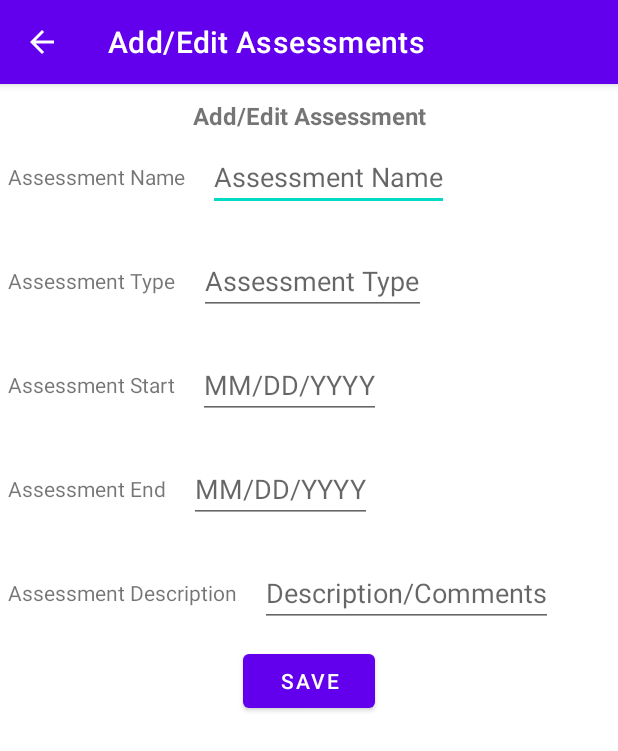
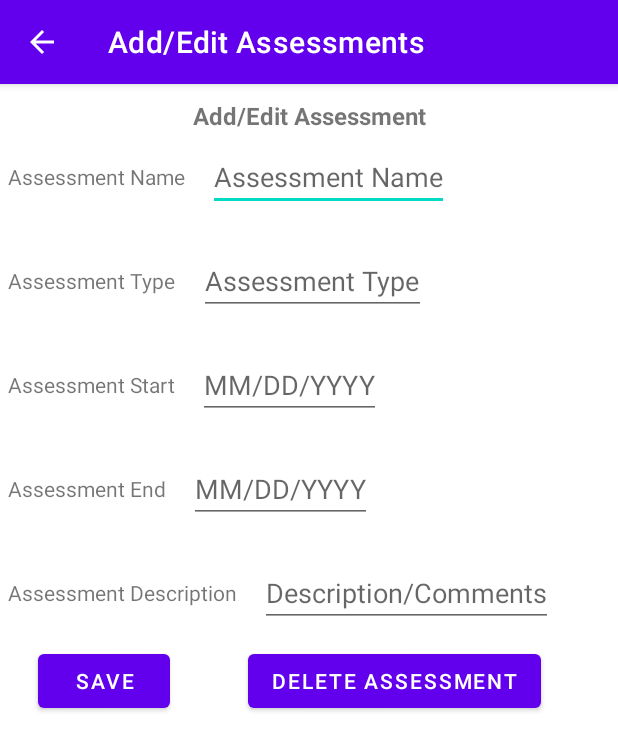
Before and after one commit to Mikey3610/Course-Scheduler, an Android app: the AddEditAssessments screen opened directly, with no data from a screen before it, on a phone screen of 412 x 824 dp. Shown: the top 751 px of the screen. Run offline under Robolectric (Android 15) with nearby library versions, the light colour scheme and no system bars; our stand-ins replace Room's generated code.

Commit message:
Fifteenth Commit - Added delete functionality to assessments

```diff
--- a/app/src/main/java/com/example/c196_application_latest/Database/CourseSchedulerDatabaseBuilder.java
+++ b/app/src/main/java/com/example/c196_application_latest/Database/CourseSchedulerDatabaseBuilder.java
@@ -14,7 +14,7 @@ import com.example.c196_application_latest.Entity.Course;
 import com.example.c196_application_latest.Entity.Term;
 
 
-@Database(entities={Assessment.class, Course.class, Term.class}, version=1, exportSchema = false)
+@Database(entities={Assessment.class, Course.class, Term.class}, version=2, exportSchema = false)
 public abstract class CourseSchedulerDatabaseBuilder extends RoomDatabase {
     public abstract TermDAO termDAO();
     public abstract CourseDAO courseDAO();
--- a/app/src/main/res/layout/activity_add_edit_assessments.xml
+++ b/app/src/main/res/layout/activity_add_edit_assessments.xml
@@ -123,11 +123,25 @@
         android:id="@+id/saveEditAddAssessment"
         android:layout_width="wrap_content"
         android:layout_height="wrap_content"
+        android:layout_marginStart="25dp"
         android:layout_marginTop="25dp"
         android:clickable="true"
         android:onClick="saveEditAddAssessment"
         android:text="Save"
-        app:layout_constraintEnd_toEndOf="parent"
         app:layout_constraintStart_toStartOf="parent"
         app:layout_constraintTop_toBottomOf="@+id/textView35" />
+
+    <Button
+        android:id="@+id/deleteAssessment"
+        android:layout_width="wrap_content"
+        android:layout_height="wrap_content"
+        android:layout_marginStart="25dp"
+        android:layout_marginEnd="25dp"
+        android:text="Delete Assessment"
+        android:clickable="true"
+        android:onClick="deleteAssessment"
+        app:layout_constraintBottom_toBottomOf="@+id/saveEditAddAssessment"
+        app:layout_constraintEnd_toEndOf="parent"
+        app:layout_constraintStart_toEndOf="@+id/saveEditAddAssessment"
+        app:layout_constraintTop_toTopOf="@+id/saveEditAddAssessment" />
 </androidx.constraintlayout.widget.ConstraintLayout>
--- a/app/src/main/res/menu/menu_courses.xml
+++ b/app/src/main/res/menu/menu_courses.xml
@@ -2,7 +2,7 @@
 <menu xmlns:app="http://schemas.android.com/apk/res-auto"
     xmlns:android="http://schemas.android.com/apk/res/android">
 
-    <item android:title="Share Notes"
+    <item android:title="Share Course Notes"
         android:orderInCategory="100"
         android:id="@+id/share"/>
     <item android:title="Set Start Notification"
```
Also changed, not shown: app/src/main/java/com/example/c196_application_latest/UI/AddEditAssessments.java (+18 -0 lines), app/src/main/res/menu/menu_assessments.xml (+9 -0 lines).
